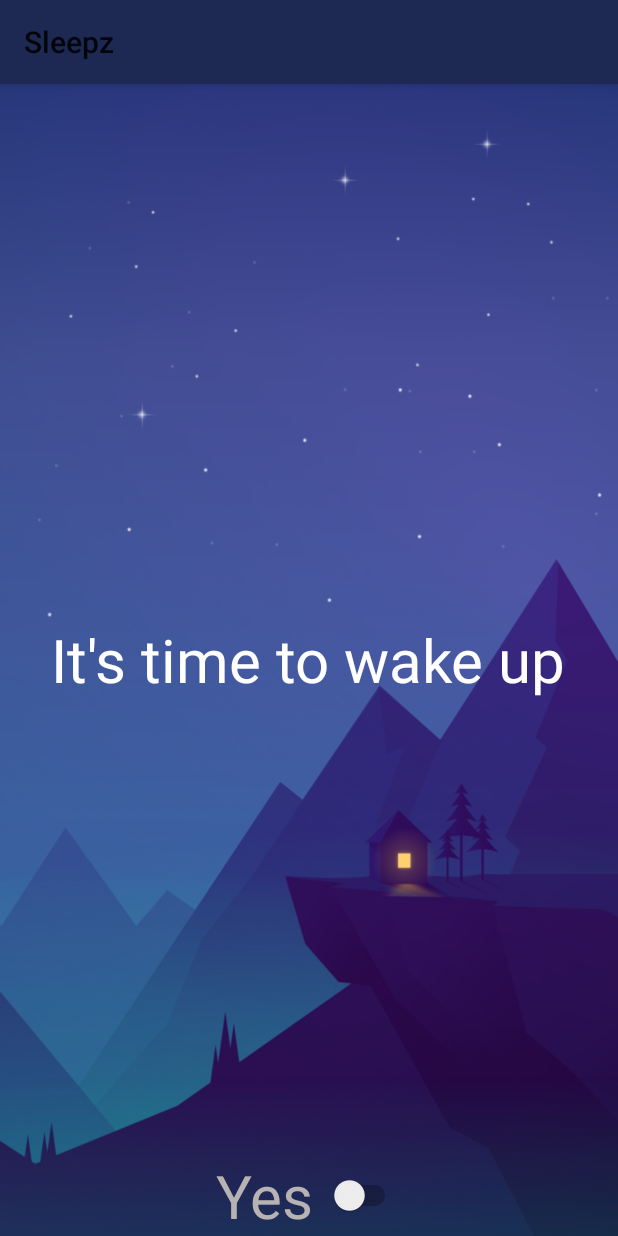
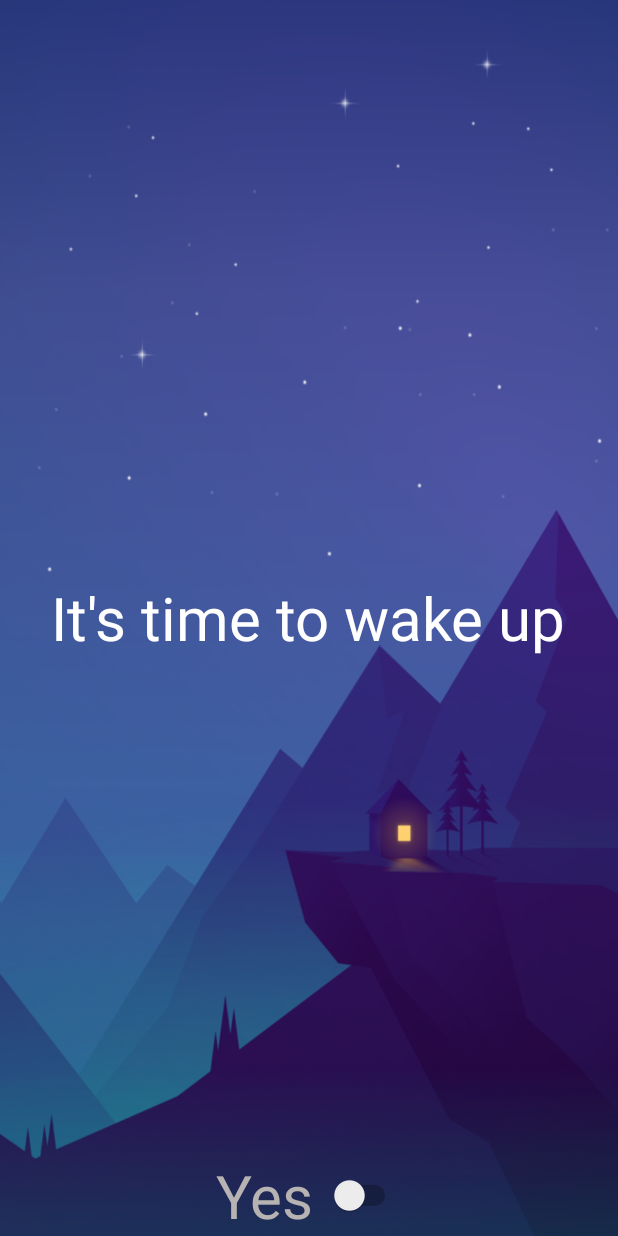
Before and after one commit to TaiTrien/Sleepz, an Android app: the AlarmLayout screen opened directly, with no data from a screen before it, on a phone screen of 412 x 824 dp. Run offline under Robolectric (Android 15) with nearby library versions, the phone set to English and light mode, and no system bars; Roboto replaces fonts that are not available here; 2 statements that could not run were skipped.

Commit message:
add file apk

```diff
--- a/app/src/main/AndroidManifest.xml
+++ b/app/src/main/AndroidManifest.xml
@@ -37,6 +37,7 @@
         </activity>
         <activity android:name=".AlarmLayout"
             android:screenOrientation="portrait"
+            android:theme="@style/AppTheme.NoActionBar"
             android:showOnLockScreen="true">
             <intent-filter>
                 <action android:name="android.intent.action.VIEW"/>
--- a/app/src/main/java/com/example/sleepz/AlarmFragment.java
+++ b/app/src/main/java/com/example/sleepz/AlarmFragment.java
@@ -104,8 +104,8 @@ public class AlarmFragment extends Fragment {
                     else
                         break;
                 }
-                AlarmManager alarmManager = (AlarmManager) nContext.getSystemService(Context.ALARM_SERVICE);
-                alarmManager.setRepeating(AlarmManager.RTC_WAKEUP,Stime,TIME_CYCLE,Pintent);
+                //AlarmManager alarmManager = (AlarmManager) nContext.getSystemService(Context.ALARM_SERVICE);
+                //alarmManager.setRepeating(AlarmManager.RTC_WAKEUP,Stime,TIME_CYCLE,Pintent);
 
                try {
                    if (Build.VERSION.SDK_INT >= Build.VERSION_CODES.M)
--- a/app/src/main/java/com/example/sleepz/AlarmLayout.java
+++ b/app/src/main/java/com/example/sleepz/AlarmLayout.java
@@ -1,20 +1,16 @@
 package com.example.sleepz;
 
-import android.app.Service;
+import android.app.KeyguardManager;
 import android.content.Intent;
 import android.media.MediaPlayer;
 import android.net.Uri;
 import android.os.Build;
 import android.os.Bundle;
-import android.os.IBinder;
-import android.os.PersistableBundle;
 import android.view.View;
 import android.view.Window;
 import android.view.WindowManager;
 import android.view.animation.Animation;
 import android.view.animation.AnimationUtils;
-import android.widget.Button;
-import android.widget.CompoundButton;
 import android.widget.Switch;
 import android.widget.TextView;
 
@@ -36,21 +32,21 @@ public class AlarmLayout extends AppCompatActivity {
         swtStop = findViewById(R.id.swtStop);
         Window window = getWindow();
 
-        getWindow().addFlags(WindowManager.LayoutParams.FLAG_KEEP_SCREEN_ON|
-                WindowManager.LayoutParams.FLAG_DISMISS_KEYGUARD|
-                WindowManager.LayoutParams.FLAG_SHOW_WHEN_LOCKED|
+        getWindow().addFlags(WindowManager.LayoutParams.FLAG_KEEP_SCREEN_ON |
+                WindowManager.LayoutParams.FLAG_DISMISS_KEYGUARD |
+                WindowManager.LayoutParams.FLAG_SHOW_WHEN_LOCKED |
                 WindowManager.LayoutParams.FLAG_TURN_SCREEN_ON);
-    }
-
-    @Override
-    protected void onStart() {
-        super.onStart();
         getExtra();
     }
 
     @Override
     protected void onDestroy() {
-        super.onDestroy();
+        KeyguardManager km = (KeyguardManager) this.getSystemService(KEYGUARD_SERVICE);
+        if (km.isKeyguardLocked())// to check screen is locked
+            super.onDestroy();
+        else if (!km.isKeyguardLocked()) {
+            super.onResume();
+        }
     }
 
     @Override
@@ -63,11 +59,11 @@ public class AlarmLayout extends AppCompatActivity {
         super.onResume();
     }
 
-    public void getExtra(){
+    public void getExtra() {
         runAnimation();
         intentAlarm = getIntent();
         Uri uriMusic = Uri.parse(intentAlarm.getStringExtra("pathMusic"));
-        ringtone = MediaPlayer.create(this,uriMusic);
+        ringtone = MediaPlayer.create(this, uriMusic);
         ringtone.start();
         swtStop.setOnClickListener(new View.OnClickListener() {
             @RequiresApi(api = Build.VERSION_CODES.LOLLIPOP)
@@ -75,12 +71,13 @@ public class AlarmLayout extends AppCompatActivity {
             public void onClick(View view) {
                 ringtone.release();
                 finishAndRemoveTask();
+                onDestroy();
             }
         });
     }
 
-    public void runAnimation(){
-        Animation a = AnimationUtils.loadAnimation(this,R.anim.animation_picture);
+    public void runAnimation() {
+        Animation a = AnimationUtils.loadAnimation(this, R.anim.animation_picture);
         a.reset();
         tv.clearAnimation();
         tv.startAnimation(a);
--- a/app/src/main/java/com/example/sleepz/TipsFragment.java
+++ b/app/src/main/java/com/example/sleepz/TipsFragment.java
@@ -158,11 +158,7 @@ public class TipsFragment extends Fragment implements View.OnClickListener {
         arraySong.add(new TipMusic("Bài 1", R.raw.chucbengungon));
         arraySong.add(new TipMusic("Bài 2", R.raw.themoon));
         arraySong.add(new TipMusic("Bài 3", R.raw.muavanuocmat));
-        arraySong.add(new TipMusic("Bài 4", R.raw.bensounderf));
-        arraySong.add(new TipMusic("Bài 5", R.raw.bensoundmemories));
-        arraySong.add(new TipMusic("Bài 6", R.raw.bensoundonceagain));
-        arraySong.add(new TipMusic("Bài 7", R.raw.bensoundsummer));
-    }
+   }
 
     @Override
     public void onClick(View v) {
--- a/app/src/main/res/layout/activity_alarm.xml
+++ b/app/src/main/res/layout/activity_alarm.xml
@@ -1,30 +1,28 @@
 <?xml version="1.0" encoding="utf-8"?>
 <RelativeLayout xmlns:android="http://schemas.android.com/apk/res/android"
-    xmlns:app="http://schemas.android.com/apk/res-auto"
     android:layout_width="match_parent"
     android:layout_height="match_parent"
-    android:background="@drawable/background"
-    >
+    android:background="@drawable/background">
 
     <TextView
         android:id="@+id/textView"
         android:layout_width="wrap_content"
         android:layout_height="wrap_content"
+        android:layout_centerInParent="true"
         android:text="It's time to wake up"
-        android:textSize="40sp"
         android:textColor="@color/title_color"
-        android:layout_centerInParent="true"/>
+        android:textSize="40sp" />
 
     <Switch
         android:id="@+id/swtStop"
         android:layout_width="wrap_content"
         android:layout_height="wrap_content"
+        android:layout_alignParentBottom="true"
         android:layout_centerHorizontal="true"
         android:scrollbarSize="40sp"
         android:text="Yes "
         android:textColor="@color/transpanrentWhite"
         android:textCursorDrawable="@color/colorSecondaryComponent"
-        android:textSize="40sp"
-        android:layout_alignParentBottom="true"/>
+        android:textSize="40sp" />
 
 </RelativeLayout>
```
Also changed, not shown: app/src/main/java/com/example/sleepz/Noti.java (+5 -5 lines), 1 other file.
